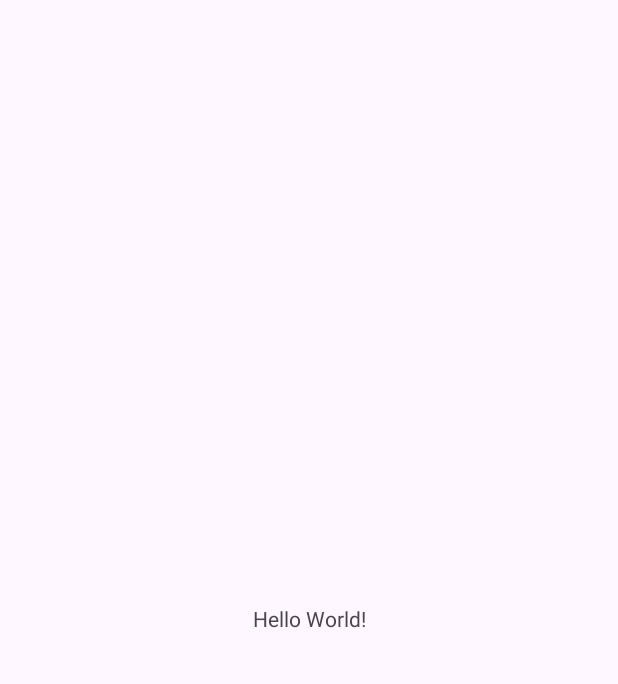
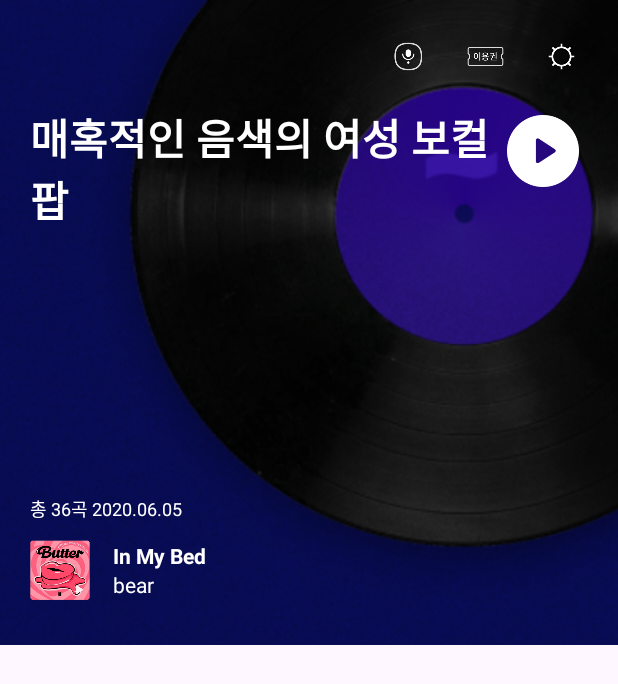
Before and after one commit to 5th-UMC-HUFS/umc-android-study, an Android app: the screen it shows after launch (MainActivity), on a phone screen of 412 x 824 dp. Before the commit the part shown is almost empty. Shown: the top 684 px of the screen. Run offline under Robolectric (Android 15) with nearby library versions, the phone set to English and light mode, and no system bars.

Commit message:
week1 test

```diff
--- a/jm/app/src/main/java/com/example/jm/MainActivity.kt
+++ b/jm/app/src/main/java/com/example/jm/MainActivity.kt
@@ -8,6 +8,6 @@ import android.os.Bundle
 class MainActivity : AppCompatActivity() {
     override fun onCreate(savedInstanceState: Bundle?) {
         super.onCreate(savedInstanceState)
-        setContentView(R.layout.activity_main)
+        setContentView(R.layout.fragment_home)
     }
 }
--- a/jm/app/src/main/res/layout/activity_main.xml
+++ b/jm/app/src/main/res/layout/activity_main.xml
@@ -11,8 +11,7 @@
         android:layout_height="wrap_content"
         android:text="Hello World!"
         app:layout_constraintBottom_toBottomOf="parent"
-        app:layout_constraintEnd_toEndOf="parent"
-        app:layout_constraintStart_toStartOf="parent"
-        app:layout_constraintTop_toTopOf="parent" />
+        app:layout_constraintStart_toStartOf="parent"/>
+
 
 </androidx.constraintlayout.widget.ConstraintLayout>
--- /dev/null
+++ b/jm/app/src/main/res/layout/fragment_home.xml
@@ -0,0 +1,123 @@
+<?xml version="1.0" encoding="utf-8"?>
+<ScrollView xmlns:android="http://schemas.android.com/apk/res/android"
+    android:layout_width="match_parent"
+    android:layout_height="match_parent"
+    xmlns:app="http://schemas.android.com/apk/res-auto">
+
+    <androidx.constraintlayout.widget.ConstraintLayout
+        android:layout_width="match_parent"
+        android:layout_height="wrap_content">
+
+        <ImageView
+            android:id="@+id/home_pannel_background_iv"
+            android:layout_width="match_parent"
+            android:layout_height="430dp"
+            android:src="@drawable/img_first_album_default"
+            android:scaleType="centerCrop"
+            app:layout_constraintTop_toTopOf="parent"
+            app:layout_constraintStart_toStartOf="parent"
+            app:layout_constraintEnd_toEndOf="parent"/>
+
+        <ImageView
+            android:id="@+id/home_pannel_btn_nugu_iv"
+            android:layout_width="35dp"
+            android:layout_height="35dp"
+            android:src="@drawable/btn_main_mike"
+            android:layout_marginTop="20dp"
+            android:layout_marginEnd="15dp"
+            app:layout_constraintEnd_toStartOf="@id/home_pannel_btn_ticket_iv"
+            app:layout_constraintTop_toTopOf="parent"/>
+
+
+        <ImageView
+            android:id="@+id/home_pannel_btn_ticket_iv"
+            android:layout_width="35dp"
+            android:layout_height="35dp"
+            android:layout_marginTop="20dp"
+            android:layout_marginEnd="15dp"
+            android:src="@drawable/btn_main_ticket"
+            app:layout_constraintEnd_toStartOf="@id/home_pannel_btn_setting_iv"
+            app:layout_constraintTop_toTopOf="parent"/>
+
+        <ImageView
+            android:id="@+id/home_pannel_btn_setting_iv"
+            android:layout_width="35dp"
+            android:layout_height="35dp"
+            android:src="@drawable/btn_main_setting"
+            android:layout_marginTop="20dp"
+            android:layout_marginEnd="20dp"
+            app:layout_constraintEnd_toEndOf="parent"
+            app:layout_constraintTop_toTopOf="parent"/>
+
+        <TextView
+            android:id="@+id/home_pannel_title_iv"
+            android:layout_width="wrap_content"
+            android:layout_height="wrap_content"
+            android:text="매혹적인 음색의 여성 보컬\n팝"
+            android:textColor="@color/white"
+            android:textSize="28sp"
+            android:textStyle="bold"
+            android:layout_marginStart="20dp"
+            android:layout_marginTop="15dp"
+            app:layout_constraintStart_toStartOf="parent"
+            app:layout_constraintTop_toBottomOf="@id/home_pannel_btn_nugu_iv"/>
+
+
+        <ImageView
+            android:id="@+id/home_pannel_btn_play_iv"
+            android:layout_width="60dp"
+            android:layout_height="60dp"
+            android:src="@drawable/btn_panel_play_large"
+            android:layout_marginTop="15dp"
+            android:layout_marginEnd="20dp"
+            app:layout_constraintEnd_toEndOf="parent"
+            app:layout_constraintTop_toBottomOf="@id/home_pannel_btn_nugu_iv"/>
+
+        <ImageView
+            android:id="@+id/home_pannel_album_img_iv"
+            android:layout_width="40dp"
+            android:layout_height="40dp"
+            android:src="@drawable/img_album_exp"
+            android:layout_marginStart="20dp"
+            android:layout_marginBottom="30dp"
+            app:layout_constraintStart_toStartOf="parent"
+            app:layout_constraintBottom_toBottomOf="@id/home_pannel_background_iv"/>
+
+        <TextView
+            android:id="@+id/home_pannel_album_title_tv"
+            android:layout_width="wrap_content"
+            android:layout_height="wrap_content"
+            android:text="In My Bed"
+            android:textColor="@color/white"
+            android:textStyle="bold"
+            android:layout_marginStart="15dp"
+            app:layout_constraintBottom_toTopOf="@id/home_pannel_album_singer_tv"
+            app:layout_constraintStart_toEndOf="@id/home_pannel_album_img_iv"
+            app:layout_constraintTop_toTopOf="@id/home_pannel_album_img_iv"/>
+
+        <TextView
+            android:id="@+id/home_pannel_album_info_tv"
+            android:layout_width="wrap_content"
+            android:layout_height="wrap_content"
+            android:text="총 36곡 2020.06.05"
+            android:textColor="@color/white"
+            android:textSize="12sp"
+            android:layout_marginStart="20dp"
+            android:layout_marginBottom="12dp"
+            app:layout_constraintBottom_toTopOf="@id/home_pannel_album_img_iv"
+            app:layout_constraintStart_toStartOf="parent"/>
+        <TextView
+            android:id="@+id/home_pannel_album_singer_tv"
+            android:layout_width="wrap_content"
+            android:layout_height="wrap_content"
+            android:text="bear"
+            android:textColor="@color/white"
+            android:layout_marginStart="15dp"
+            app:layout_constraintTop_toBottomOf="@id/home_pannel_album_title_tv"
+            app:layout_constraintStart_toEndOf="@id/home_pannel_album_img_iv"
+            app:layout_constraintBottom_toBottomOf="@id/home_pannel_album_img_iv"/>
+
+
+    </androidx.constraintlayout.widget.ConstraintLayout>
+
+</ScrollView>
```
Also changed, not shown: jm/app/src/main/res/drawable/btn_main_arrow_more.png (added), jm/app/src/main/res/drawable/btn_main_mike.png (added), jm/app/src/main/res/drawable/btn_main_setting.png (added), jm/app/src/main/res/drawable/btn_main_ticket.png (added), jm/app/src/main/res/drawable/btn_panel_play_large.png (added), jm/app/src/main/res/drawable/discovery_banner_aos.jpg (added), jm/app/src/main/res/drawable/ic_main_facebook.png (added), jm/app/src/main/res/drawable/ic_main_instagram.png (added), jm/app/src/main/res/drawable/ic_main_twitter.png (added), jm/app/src/main/res/drawable/ic_main_youtube.png (added), jm/app/src/main/res/drawable/img_album_exp.png (added), jm/app/src/main/res/drawable/img_first_album_default.png (added), jm/app/src/main/res/drawable/img_home_viewpager_exp.png (added), jm/app/src/main/res/drawable/img_home_viewpager_exp2.png (added), 3 more files.
